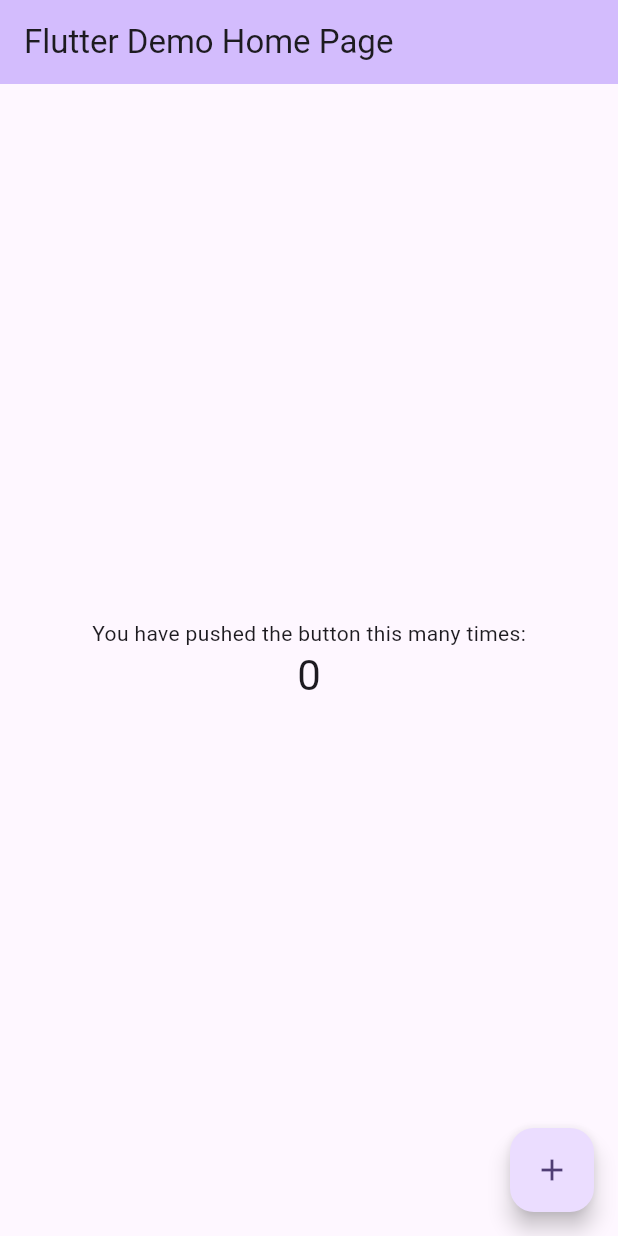
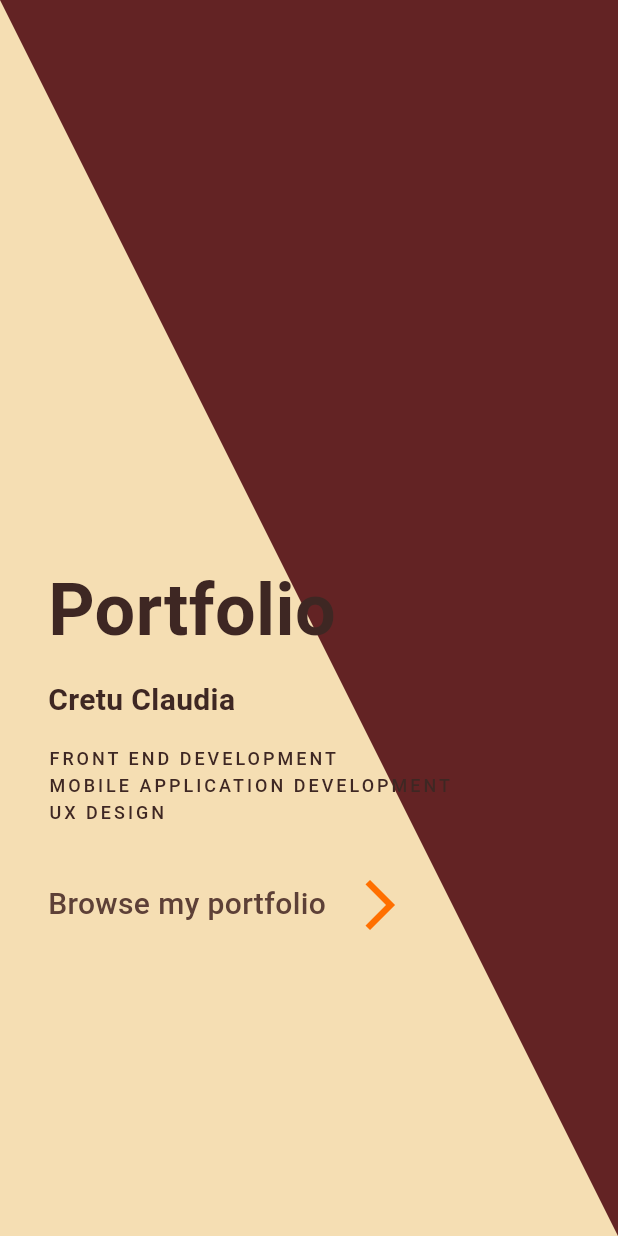
Before and after one commit to Claudia29a/personal-portfolio-app, a Flutter app: the screen it shows after launch, on a phone screen of 412 x 824 dp. Run offline on Flutter 3.47's test engine with Material 3 defaults, Android fonts, the phone set to English and light mode, and no system bars.

Commit message:
feat: Implement first screen layout with responsive design

```diff
--- a/personal_portfolio_app/lib/main.dart
+++ b/personal_portfolio_app/lib/main.dart
@@ -1,4 +1,5 @@
 import 'package:flutter/material.dart';
+import 'screens/first_screen.dart';
 
 void main() {
   runApp(const MyApp());
@@ -7,116 +8,21 @@ void main() {
 class MyApp extends StatelessWidget {
   const MyApp({super.key});
 
-  // This widget is the root of your application.
   @override
   Widget build(BuildContext context) {
     return MaterialApp(
-      title: 'Flutter Demo',
+      title: 'Cretu Claudia - Portfolio',
+      debugShowCheckedModeBanner: false,
       theme: ThemeData(
-        // This is the theme of your application.
-        //
-        // TRY THIS: Try running your application with "flutter run". You'll see
-        // the application has a purple toolbar. Then, without quitting the app,
-        // try changing the seedColor in the colorScheme below to Colors.green
-        // and then invoke "hot reload" (save your changes or press the "hot
-        // reload" button in a Flutter-supported IDE, or press "r" if you used
-        // the command line to start the app).
-        //
-        // Notice that the counter didn't reset back to zero; the application
-        // state is not lost during the reload. To reset the state, use hot
-        // restart instead.
-        //
-        // This works for code too, not just values: Most code changes can be
-        // tested with just a hot reload.
-        colorScheme: ColorScheme.fromSeed(seedColor: Colors.deepPurple),
+        useMaterial3: true,
+        colorScheme: ColorScheme.fromSeed(
+          seedColor: const Color(0xFF632324),
+          primary: const Color(0xFF632324),
+          secondary: const Color(0xFFF5DEB3),
+        ),
+        fontFamily: 'Roboto',
       ),
-      home: const MyHomePage(title: 'Flutter Demo Home Page'),
+      home: const FirstScreen(),
     );
   }
 }
-
-class MyHomePage extends StatefulWidget {
-  const MyHomePage({super.key, required this.title});
-
-  // This widget is the home page of your application. It is stateful, meaning
-  // that it has a State object (defined below) that contains fields that affect
-  // how it looks.
-
-  // This class is the configuration for the state. It holds the values (in this
-  // case the title) provided by the parent (in this case the App widget) and
-  // used by the build method of the State. Fields in a Widget subclass are
-  // always marked "final".
-
-  final String title;
-
-  @override
-  State<MyHomePage> createState() => _MyHomePageState();
-}
-
-class _MyHomePageState extends State<MyHomePage> {
-  int _counter = 0;
-
-  void _incrementCounter() {
-    setState(() {
-      // This call to setState tells the Flutter framework that something has
-      // changed in this State, which causes it to rerun the build method below
-      // so that the display can reflect the updated values. If we changed
-      // _counter without calling setState(), then the build method would not be
-      // called again, and so nothing would appear to happen.
-      _counter++;
-    });
-  }
-
-  @override
-  Widget build(BuildContext context) {
-    // This method is rerun every time setState is called, for instance as done
-    // by the _incrementCounter method above.
-    //
-    // The Flutter framework has been optimized to make rerunning build methods
-    // fast, so that you can just rebuild anything that needs updating rather
-    // than having to individually change instances of widgets.
-    return Scaffold(
-      appBar: AppBar(
-        // TRY THIS: Try changing the color here to a specific color (to
-        // Colors.amber, perhaps?) and trigger a hot reload to see the AppBar
-        // change color while the other colors stay the same.
-        backgroundColor: Theme.of(context).colorScheme.inversePrimary,
-        // Here we take the value from the MyHomePage object that was created by
-        // the App.build method, and use it to set our appbar title.
-        title: Text(widget.title),
-      ),
-      body: Center(
-        // Center is a layout widget. It takes a single child and positions it
-        // in the middle of the parent.
-        child: Column(
-          // Column is also a layout widget. It takes a list of children and
-          // arranges them vertically. By default, it sizes itself to fit its
-          // children horizontally, and tries to be as tall as its parent.
-          //
-          // Column has various properties to control how it sizes itself and
-          // how it positions its children. Here we use mainAxisAlignment to
-          // center the children vertically; the main axis here is the vertical
-          // axis because Columns are vertical (the cross axis would be
-          // horizontal).
-          //
-          // TRY THIS: Invoke "debug painting" (choose the "Toggle Debug Paint"
-          // action in the IDE, or press "p" in the console), to see the
-          // wireframe for each widget.
-          mainAxisAlignment: MainAxisAlignment.center,
-          children: <Widget>[
-            const Text('You have pushed the button this many times:'),
-            Text(
-              '$_counter',
-              style: Theme.of(context).textTheme.headlineMedium,
-            ),
-          ],
-        ),
-      ),
-      floatingActionButton: FloatingActionButton(
-        onPressed: _incrementCounter,
-        tooltip: 'Increment',
-        child: const Icon(Icons.add),
-      ), // This trailing comma makes auto-formatting nicer for build methods.
-    );
-  }
-}
--- /dev/null
+++ b/personal_portfolio_app/lib/screens/first_screen.dart
@@ -0,0 +1,134 @@
+import 'package:flutter/material.dart';
+
+class FirstScreen extends StatelessWidget {
+  const FirstScreen({Key? key}) : super(key: key);
+
+  @override
+  Widget build(BuildContext context) {
+    final size = MediaQuery.of(context).size;
+    final isDesktop = size.width >= 768;
+
+    return Scaffold(
+      backgroundColor: const Color(0xFFF5DEB3), // customAmber
+      body: Stack(
+        children: [
+          // Diagonal background triangle on right side
+          Positioned.fill(
+            child: ClipPath(
+              clipper: DiagonalClipper(),
+              child: Container(
+                color: const Color(0xFF632324), // customDarkRed
+              ),
+            ),
+          ),
+          // Content container
+          SafeArea(
+            child: Container(
+              width: double.infinity,
+              height: double.infinity,
+              padding: EdgeInsets.symmetric(
+                horizontal: 32,
+                vertical: isDesktop ? 48 : 24,
+              ),
+              child: Column(
+                mainAxisAlignment: MainAxisAlignment.center,
+                crossAxisAlignment: CrossAxisAlignment.start,
+                children: [
+                  const Spacer(flex: 2),
+                  // Portfolio title
+                  Text(
+                    'Portfolio',
+                    style: TextStyle(
+                      fontSize: isDesktop ? 96 : 48,
+                      fontWeight: FontWeight.bold,
+                      color: const Color(0xFF3E2723), // customDarkBrown
+                      height: 1.2,
+                    ),
+                  ),
+                  const SizedBox(height: 16),
+                  // Name
+                  Text(
+                    'Cretu Claudia',
+                    style: TextStyle(
+                      fontSize: isDesktop ? 36 : 20,
+                      fontWeight: FontWeight.w600,
+                      color: const Color(0xFF3E2723), // customDarkBrown
+                    ),
+                  ),
+                  const SizedBox(height: 16),
+                  // Skills description
+                  isDesktop
+                      ? const Text(
+                          'FRONT END DEVELOPMENT | MOBILE APPLICATION DEVELOPMENT | UX DESIGN',
+                          style: TextStyle(
+                            fontSize: 14,
+                            fontWeight: FontWeight.w500,
+                            color: Color(0xFF3E2723), // customDarkBrown
+                            letterSpacing: 2.0,
+                          ),
+                        )
+                      : const Text(
+                          'FRONT END DEVELOPMENT\nMOBILE APPLICATION DEVELOPMENT\nUX DESIGN',
+                          style: TextStyle(
+                            fontSize: 12,
+                            fontWeight: FontWeight.w500,
+                            color: Color(0xFF3E2723), // customDarkBrown
+                            letterSpacing: 2.0,
+                            height: 1.5,
+                          ),
+                        ),
+                  const SizedBox(height: 32),
+                  // Browse portfolio button
+                  InkWell(
+                    onTap: () {
+                      // Navigate to introduction page
+                      // Navigator.pushNamed(context, '/introduction');
+                    },
+                    child: MouseRegion(
+                      cursor: SystemMouseCursors.click,
+                      child: Row(
+                        mainAxisSize: MainAxisSize.min,
+                        children: [
+                          Text(
+                            'Browse my portfolio',
+                            style: TextStyle(
+                              fontSize: isDesktop ? 36 : 20,
+                              fontWeight: FontWeight.w500,
+                              color: const Color(0xFF5D4037), // customBrownDark
+                            ),
+                          ),
+                          const SizedBox(width: 16),
+                          const Icon(
+                            Icons.arrow_forward_ios,
+                            color: Color(0xFFFF6F00), // customOrange
+                            size: 40,
+                          ),
+                        ],
+                      ),
+                    ),
+                  ),
+                  const Spacer(flex: 1),
+                ],
+              ),
+            ),
+          ),
+        ],
+      ),
+    );
+  }
+}
+
+class DiagonalClipper extends CustomClipper<Path> {
+  @override
+  Path getClip(Size size) {
+    final path = Path();
+    path.moveTo(size.width, 0);
+    path.lineTo(0, 0);
+    path.lineTo(size.width, size.height);
+    path.close();
+    return path;
+  }
+
+  @override
+  bool shouldReclip(CustomClipper<Path> oldClipper) => false;
+}
```
